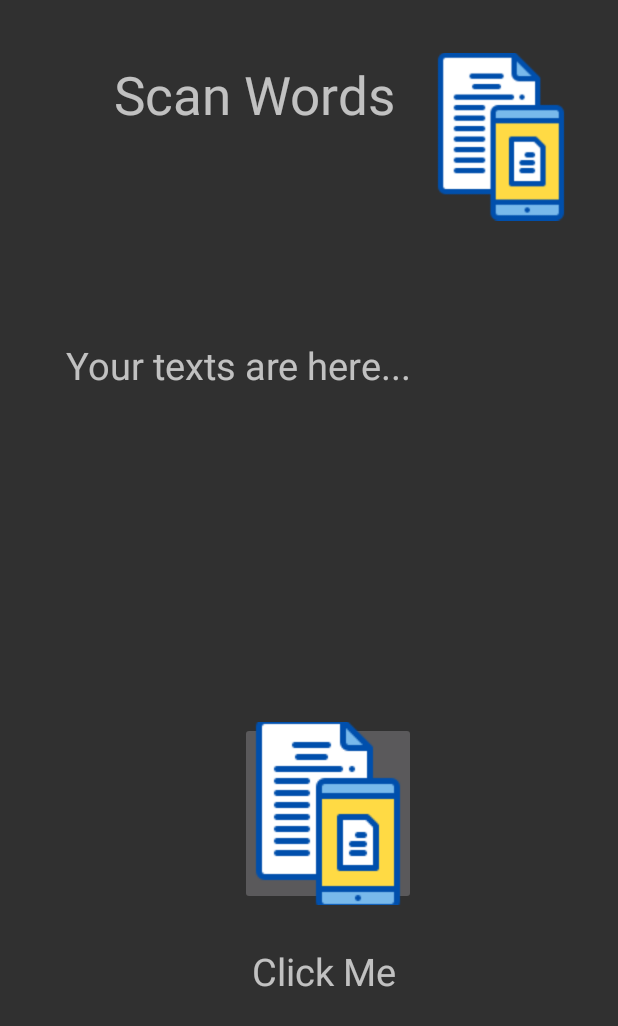
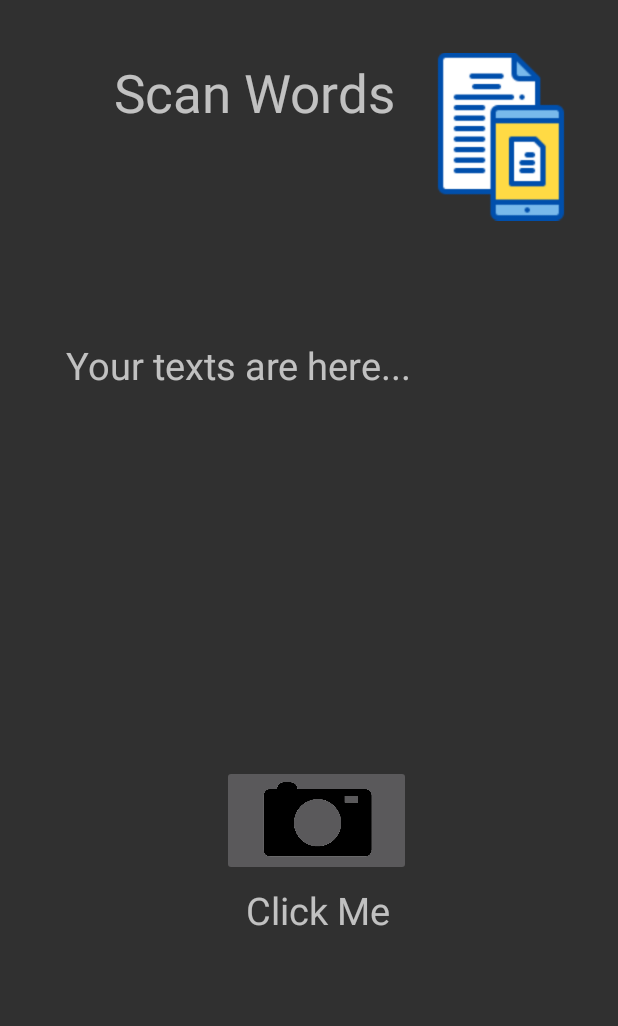
Before and after one commit to Mahesh-Abeykoon/dyslexia-app-for-kids, an Android app: the Camera screen opened directly, with no data from a screen before it, on a phone screen of 412 x 824 dp. Shown: the top 1026 px of the screen. Run offline under Robolectric (Android 15) with nearby library versions, the phone set to English and light mode, and no system bars; libraries missing offline, so code that uses them is left out: com.google.android.gms.

Commit message:
Add splash screen

```diff
--- a/app/src/main/AndroidManifest.xml
+++ b/app/src/main/AndroidManifest.xml
@@ -33,7 +33,9 @@
 
         <activity
             android:name=".MainActivity"
-            android:exported="true">
+            android:exported="true"
+            android:theme="@style/SplashScreenTheme"
+            >
             <intent-filter>
                 <action android:name="android.intent.action.MAIN" />
 
--- a/app/src/main/java/fhss/sjp/thesis/dyslexiaapp/MainActivity.java
+++ b/app/src/main/java/fhss/sjp/thesis/dyslexiaapp/MainActivity.java
@@ -13,6 +13,8 @@ public class MainActivity extends AppCompatActivity {
 
     @Override
     protected void onCreate(Bundle savedInstanceState) {
+
+        setTheme(R.style.SplashScreenTheme);
         super.onCreate(savedInstanceState);
         setContentView(R.layout.activity_main);
     }
--- a/app/src/main/res/layout/camera_screen.xml
+++ b/app/src/main/res/layout/camera_screen.xml
@@ -18,8 +18,8 @@
 
     <TextView
         android:id="@+id/ocrTextView0"
-        android:layout_width="189dp"
-        android:layout_height="84dp"
+        android:layout_width="195dp"
+        android:layout_height="71dp"
         android:layout_marginStart="76dp"
         android:layout_marginTop="4dp"
         android:text="Scan Words"
@@ -27,21 +27,21 @@
         app:layout_constraintBottom_toBottomOf="parent"
         app:layout_constraintStart_toStartOf="parent"
         app:layout_constraintTop_toTopOf="parent"
-        app:layout_constraintVertical_bias="0.048" />
+        app:layout_constraintVertical_bias="0.045" />
 
     <TextView
         android:id="@+id/ocrTextView2"
-        android:layout_width="98dp"
-        android:layout_height="37dp"
-        android:layout_marginStart="168dp"
+        android:layout_width="97dp"
+        android:layout_height="41dp"
+        android:layout_marginStart="164dp"
         android:layout_marginTop="4dp"
+        android:onClick="cameraButtonStart"
         android:text="Click Me"
         android:textSize="25dp"
-        android:onClick="cameraButtonStart"
         app:layout_constraintBottom_toBottomOf="parent"
         app:layout_constraintStart_toStartOf="parent"
         app:layout_constraintTop_toTopOf="parent"
-        app:layout_constraintVertical_bias="0.8" />
+        app:layout_constraintVertical_bias="0.752" />
 
     <TextView
         android:id="@+id/ocrTextView"
@@ -58,16 +58,16 @@
 
     <ImageButton
         android:id="@+id/cameraButton"
-        android:layout_width="117dp"
-        android:layout_height="122dp"
-        android:layout_marginStart="160dp"
+        android:layout_width="126dp"
+        android:layout_height="74dp"
+        android:layout_marginStart="148dp"
         android:onClick="cameraButtonStart"
-        android:scaleType="center"
-        android:src="@drawable/i_camera"
+        android:scaleType="fitCenter"
+        android:src="@drawable/i_camera2"
         app:layout_constraintBottom_toBottomOf="parent"
         app:layout_constraintStart_toStartOf="parent"
         app:layout_constraintTop_toTopOf="parent"
-        app:layout_constraintVertical_bias="0.686" />
+        app:layout_constraintVertical_bias="0.68" />
 
 
 </androidx.constraintlayout.widget.ConstraintLayout>
--- /dev/null
+++ b/app/src/main/res/values-night/styles.xml
@@ -0,0 +1,14 @@
+<resources>
+    <!-- Base application theme. -->
+    <style name="AppTheme" parent="Theme.AppCompat.Light.DarkActionBar">
+        <!-- Customize your theme here. -->
+        <item name="colorPrimary">@color/purple_700</item>
+        <item name="colorPrimaryDark">@color/purple_200</item>
+        <item name="colorAccent">@color/colorAccent</item>
+    </style>
+
+    <style name="SplashScreenTheme" parent="Theme.AppCompat.Light.DarkActionBar">
+        <item name="android:windowBackground">@drawable/icon</item>
+    </style>
+
+</resources>
```
Also changed, not shown: app/src/main/res/drawable/i_camera2.png (added).
